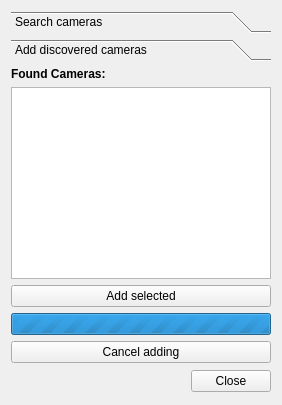
First picture: the form in client/src/ui/dialogs/camera_addition_dialog.ui, repository networkoptix/nx_open, before the edit.
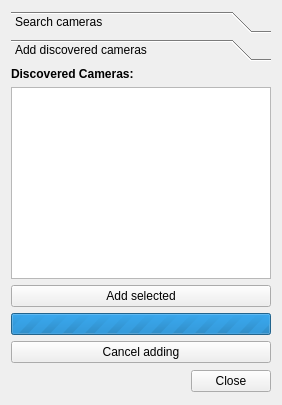
Second picture: the form after the edit. Custom widgets are drawn as their Qt base class.

Commit message:
Camera addition dialog tweaks
<==== Mercurial data ====>
Branch: master

What changed in the file:
```diff
--- a/client/src/ui/dialogs/camera_addition_dialog.ui
+++ b/client/src/ui/dialogs/camera_addition_dialog.ui
@@ -334,7 +334,7 @@
           </sizepolicy>
          </property>
          <property name="text">
-          <string>&lt;b&gt;Found Cameras:&lt;/b&gt;</string>
+          <string>&lt;b&gt;Discovered Cameras:&lt;/b&gt;</string>
          </property>
         </widget>
        </item>
```
Left out of the diff: 11 changed lines with no effect on the pictures. The commit also changes 1 other file.
